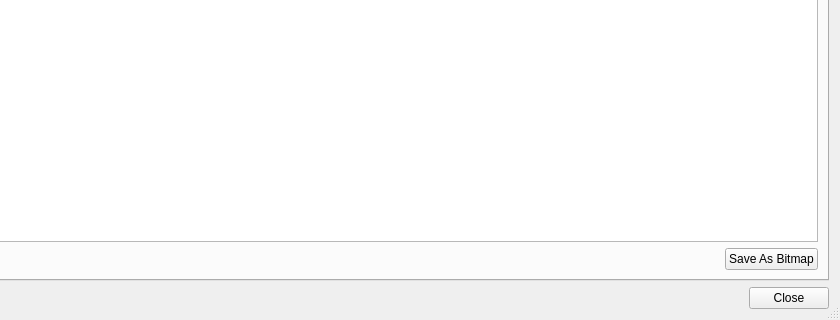
Old version of the form yabause/src/port/qt/ui/UIDebugVDP2Viewer.ui in the repository BenjaminSiskoo/Kronos_test; both pictures show x 220 to 1060 and y 440 to 760 of the 1060 by 760 pixel window.
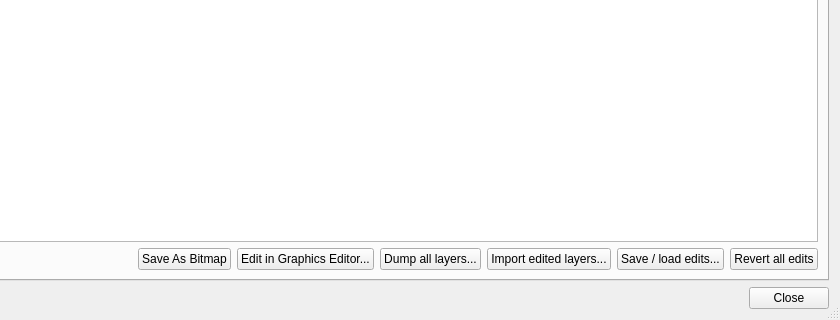
New version of the form.

Commit message: Qt: move the graphics editor UI files into port/qt/ui (CMake could not find UIEditsExport.h) ».

Patch:
```diff
--- a/yabause/src/port/qt/ui/UIDebugVDP2Viewer.ui
+++ b/yabause/src/port/qt/ui/UIDebugVDP2Viewer.ui
@@ -39,6 +39,11 @@
        <item><layout class="QHBoxLayout" name="hlViewerBottom">
         <item><spacer name="hs2"><property name="orientation"><enum>Qt::Horizontal</enum></property><property name="sizeHint" stdset="0"><size><width>40</width><height>20</height></size></property></spacer></item>
         <item><widget class="QPushButton" name="pbSaveAsBitmap"><property name="text"><string>Save As Bitmap</string></property></widget></item>
+        <item><widget class="QPushButton" name="pbOpenEditor"><property name="toolTip"><string>Open the graphics editor on the selected layer: click a part of its map and draw in it, change its palette, see the result in the game</string></property><property name="text"><string>Edit in Graphics Editor...</string></property></widget></item>
+        <item><widget class="QPushButton" name="pbDumpLayers"><property name="toolTip"><string>Export every layer (NBG0-3, RBG0-1, SPRITE) as seen on screen, plus the full map of each NBG / RBG and the color RAM palette, as PNG files</string></property><property name="text"><string>Dump all layers...</string></property></widget></item>
+        <item><widget class="QPushButton" name="pbImportLayers"><property name="toolTip"><string>Re-import edited map_*.png and palette.png from a dump folder. Only characters / colors that differ from the current state are rewritten; edits are kept every frame.</string></property><property name="text"><string>Import edited layers...</string></property></widget></item>
+        <item><widget class="QPushButton" name="pbSaveEdits"><property name="toolTip"><string>Save the edits: edit pack (.kmod), patched disc image, BPS or IPS patch</string></property><property name="text"><string>Save / load edits...</string></property></widget></item>
+        <item><widget class="QPushButton" name="pbRevertEdits"><property name="toolTip"><string>Put back every original sprite, tile and color changed with the graphics editor</string></property><property name="text"><string>Revert all edits</string></property></widget></item>
        </layout></item>
       </layout>
      </widget>
```
The commit also changes 14 other files.
